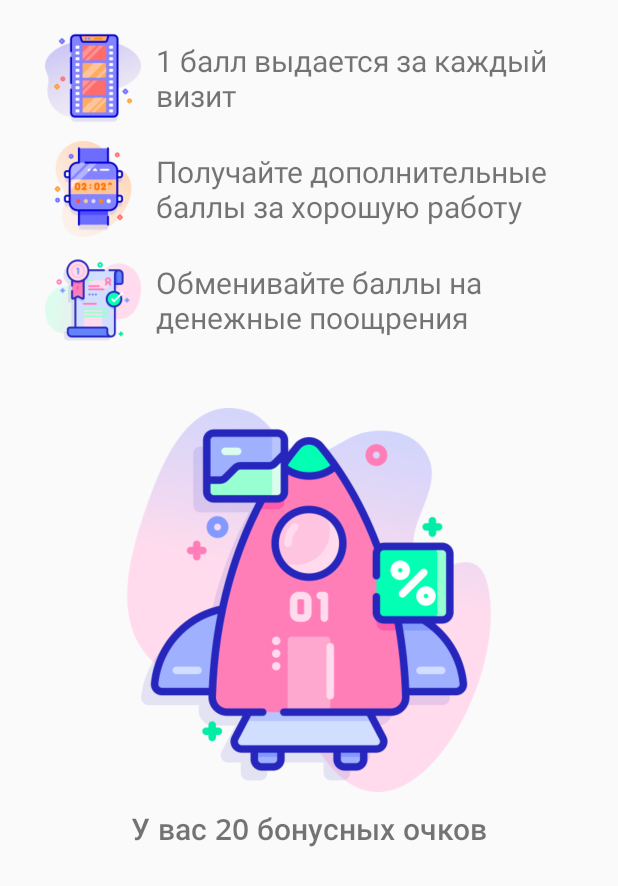
After one commit to oldschoolroyale/BRMLab, an Android app: the layout fragment_bonus.xml on its own in the app's theme, with its tools: preview values and no code run, on a phone screen of 412 x 824 dp. The commit adds this screen. Shown: the top 886 px of the screen. Run offline under Robolectric (Android 15) with nearby library versions, the phone set to English and light mode, and no system bars.

Commit message:
BonusSystem add

```diff
--- a/app/build.gradle
+++ b/app/build.gradle
@@ -15,7 +15,7 @@ android {
         minSdkVersion 23
         targetSdkVersion 29
         versionCode 1
-        versionName "1.1"
+        versionName "1.2"
 
         testInstrumentationRunner "androidx.test.runner.AndroidJUnitRunner"
     }
--- a/app/src/main/java/com/example/crm_project/MainActivity.java
+++ b/app/src/main/java/com/example/crm_project/MainActivity.java
@@ -220,10 +220,10 @@ public class MainActivity extends AppCompatActivity implements View.OnClickListe
     }
 
     @Override
-    public void OnUpdateCheckListener(String urlApp) {
+    public void OnUpdateCheckListener(String urlApp, String updateText) {
         androidx.appcompat.app.AlertDialog alertDialog = new androidx.appcompat.app.AlertDialog.Builder(this)
                 .setTitle("Доступна новая версия")
-                .setMessage("")
+                .setMessage(updateText)
                 .setCancelable(false)
                 .setPositiveButton("Обновить", new DialogInterface.OnClickListener() {
                     @Override
--- a/app/src/main/java/com/example/crm_project/startActivity/App.java
+++ b/app/src/main/java/com/example/crm_project/startActivity/App.java
@@ -22,6 +22,7 @@ public class App extends Application {
         defaultValue.put(UpdateHelper.KEY_UPDATE_ENABLE, false);
         defaultValue.put(UpdateHelper.KEY_UPDATE_VERSION, "1.0");
         defaultValue.put(UpdateHelper.KEY_UPDATE_URL, "your App url");
+        defaultValue.put(UpdateHelper.KEY_UPDATE_TEXT, "-Исправлены ошибки системы");
 
         remoteConfig.setDefaults(defaultValue);
         remoteConfig.fetch(5)
--- a/app/src/main/java/com/example/crm_project/startActivity/LoginActivity.java
+++ b/app/src/main/java/com/example/crm_project/startActivity/LoginActivity.java
@@ -149,6 +149,7 @@ public class LoginActivity extends AppCompatActivity  {
                             reference.child("town_pharmacy").setValue("null");
                             reference.child("region").setValue("null");
                             reference.child("manager").setValue("null");
+                            reference.child("bonus").setValue(0);
 
                             sendUserToHome();
                             // ...
--- a/app/src/main/java/com/example/crm_project/startActivity/OtpActivity.java
+++ b/app/src/main/java/com/example/crm_project/startActivity/OtpActivity.java
@@ -97,6 +97,7 @@ public class OtpActivity extends AppCompatActivity {
                         reference.child("town_pharmacy").setValue("null");
                         reference.child("region").setValue("null");
                         reference.child("manager").setValue("null");
+                        reference.child("bonus").setValue(0);
                         sendUserToHome();
 
                         // ...
--- a/app/src/main/java/com/example/crm_project/startActivity/UpdateHelper.java
+++ b/app/src/main/java/com/example/crm_project/startActivity/UpdateHelper.java
@@ -10,9 +10,10 @@ public class UpdateHelper {
     public static String KEY_UPDATE_ENABLE = "isUpdate";
     public static String KEY_UPDATE_VERSION = "version";
     public static String KEY_UPDATE_URL = "update_url";
+    public static String KEY_UPDATE_TEXT = "update_text";
 
     public interface  OnUpdateCheckListener{
-        void OnUpdateCheckListener(String urlApp);
+        void OnUpdateCheckListener(String urlApp, String updateText);
     }
 
     public static Builder with(Context context){
@@ -31,9 +32,10 @@ public class UpdateHelper {
             String currentVersion = remoteConfig.getString(KEY_UPDATE_VERSION);
             String appVersion = getAppVersion(context);
             String updateUrl = remoteConfig.getString(KEY_UPDATE_URL);
+            String updateString = remoteConfig.getString(KEY_UPDATE_TEXT);
 
             if (!TextUtils.equals(currentVersion, appVersion) && onUpdateCheckListener != null)
-                onUpdateCheckListener.OnUpdateCheckListener(updateUrl);
+                onUpdateCheckListener.OnUpdateCheckListener(updateUrl, updateString);
         }
     }
 
--- /dev/null
+++ b/app/src/main/res/layout/fragment_bonus.xml
@@ -0,0 +1,85 @@
+<?xml version="1.0" encoding="utf-8"?>
+<RelativeLayout xmlns:android="http://schemas.android.com/apk/res/android"
+    xmlns:tools="http://schemas.android.com/tools"
+    android:layout_width="match_parent"
+    android:layout_height="match_parent"
+    tools:context=".fragments.BonusFragment">
+    <LinearLayout
+        android:layout_width="match_parent"
+        android:layout_height="wrap_content"
+        android:orientation="horizontal"
+        android:layout_marginTop="20dp"
+        android:layout_marginLeft="30dp"
+        android:id="@+id/fragment_bonus_ll1">
+        <ImageView
+            android:layout_width="64dp"
+            android:layout_height="64dp"
+            android:src="@drawable/cellphone" />
+        <TextView
+            android:layout_width="wrap_content"
+            android:layout_height="wrap_content"
+            android:layout_marginLeft="10dp"
+            android:textSize="20sp"
+            android:layout_gravity="center"
+            android:text="1 балл выдается за каждый визит" />
+    </LinearLayout>
+    <LinearLayout
+        android:layout_width="match_parent"
+        android:layout_height="wrap_content"
+        android:layout_below="@id/fragment_bonus_ll1"
+        android:orientation="horizontal"
+        android:layout_marginLeft="30dp"
+        android:layout_marginTop="10dp"
+        android:id="@+id/fragment_bonus_ll2">
+        <ImageView
+            android:layout_width="64dp"
+            android:layout_height="64dp"
+            android:src="@drawable/clock" />
+        <TextView
+            android:layout_width="wrap_content"
+            android:layout_height="wrap_content"
+            android:layout_marginLeft="10dp"
+            android:text="Получайте дополнительные баллы за хорошую работу"
+            android:layout_gravity="center"
+            android:textSize="20sp"/>
+    </LinearLayout>
+    <LinearLayout
+        android:layout_width="match_parent"
+        android:layout_height="wrap_content"
+        android:layout_below="@id/fragment_bonus_ll2"
+        android:orientation="horizontal"
+        android:layout_marginLeft="30dp"
+        android:layout_marginTop="10dp"
+        android:id="@+id/fragment_bonus_ll3">
+        <ImageView
+            android:layout_width="64dp"
+            android:layout_height="64dp"
+            android:src="@drawable/contract" />
+        <TextView
+            android:layout_width="wrap_content"
+            android:layout_height="wrap_content"
+            android:layout_marginLeft="10dp"
+            android:text="Обменивайте баллы на денежные поощрения"
+            android:layout_gravity="center"
+            android:textSize="20sp"/>
+    </LinearLayout>
+    <ImageView
+        android:id="@+id/fragment_bonus_image_wallet"
+        android:layout_width="256dp"
+        android:layout_height="256dp"
+        android:src="@drawable/wallet"
+        android:layout_below="@id/fragment_bonus_ll3"
+        android:layout_centerHorizontal="true"
+        android:layout_marginTop="40dp"/>
+    <TextView
+        android:layout_width="wrap_content"
+        android:layout_height="wrap_content"
+        android:fontFamily="@font/open_sans_semibold"
+        android:textSize="20sp"
+        android:layout_below="@+id/fragment_bonus_image_wallet"
+        android:layout_centerInParent="true"
+        android:id="@+id/fragment_bonus_bonus_text"
+        android:text="У вас 20 бонусных очков"
+        android:layout_marginTop="10dp"/>
+
+</RelativeLayout>
--- a/app/src/main/res/menu/activity_main_drawer.xml
+++ b/app/src/main/res/menu/activity_main_drawer.xml
@@ -14,6 +14,10 @@
                     android:id="@+id/advertisement_movies_slide_button"
                     android:icon="@drawable/play"
                     android:title="@string/advertisment_movies" />
+                <item
+                    android:id="@+id/bonus_slide_button"
+                    android:icon="@drawable/bonus"
+                    android:title="@string/bonus_system" />
             </menu>
         </item>
         <item android:title="Дата база">
--- a/app/src/main/res/navigation/main.xml
+++ b/app/src/main/res/navigation/main.xml
@@ -23,5 +23,10 @@
         android:id="@+id/data_base_pharmacy_slide_button"
         android:name="com.example.crm_project.dataBase.PharmacyList"
         android:label="PharmacyList" />
+    <fragment
+        android:id="@+id/bonus_slide_button"
+        android:name="com.example.crm_project.fragments.BonusFragment"
+        android:label="fragment_bonus"
+        tools:layout="@layout/fragment_bonus" />
 
 </navigation>
--- a/app/src/main/res/values/strings.xml
+++ b/app/src/main/res/values/strings.xml
@@ -31,6 +31,7 @@
     <string name="add_label">Добавить</string>
     <string name="dismiss_label">Отменить</string>
     <string name="clear_label">Очистить</string>
+    <string name="bonus_system">Бонусная система</string>
 
 
     <string-array name="categoryOfMission">
```
Also changed, not shown: app/src/main/java/com/example/crm_project/dataBase/DoctorList.java (+19 -23 lines), app/src/main/java/com/example/crm_project/dataBase/PharmacyList.java (+15 -19 lines), app/src/main/java/com/example/crm_project/fragments/BonusFragment.java (added, +54 -0 lines), app/src/main/java/com/example/crm_project/fragments/MissionFragment.java (+27 -11 lines), app/src/main/res/drawable/bonus.png (added), app/src/main/res/drawable/cellphone.png (added), app/src/main/res/drawable/clock.png (added), app/src/main/res/drawable/contract.png (added), app/src/main/res/drawable/wallet.png (added).
